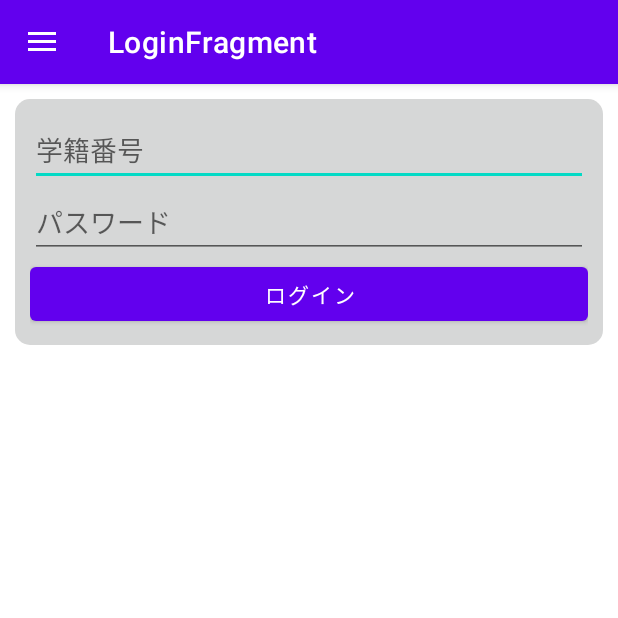
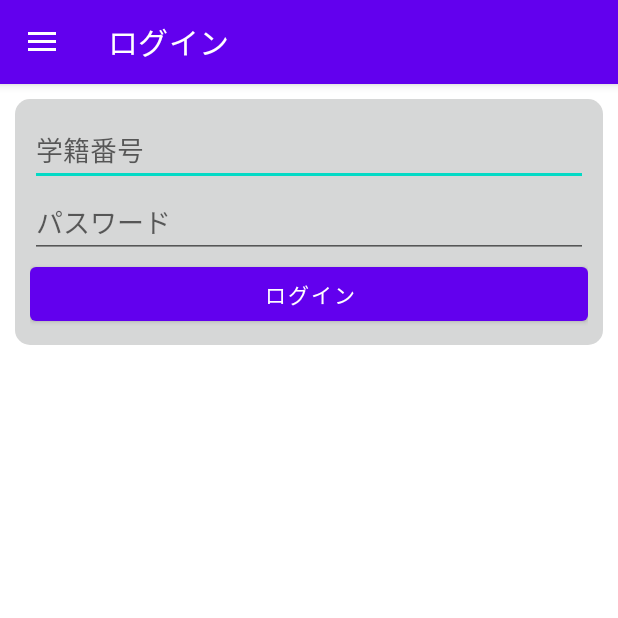
Before and after one commit to kouheisatou/ScombMobile, an Android app: the screen it shows after launch (MainActivity), on a phone screen of 412 x 824 dp, the top half of it. Run offline under Robolectric (Android 15) with nearby library versions, the light colour scheme and no system bars; our stand-ins replace Room's generated code, navigation-ui; libraries missing offline, so code that uses them is left out: eltos.simpledialogfragment, eltos.simpledialogfragment.color.

Commit message:
ADD : coordinate icon and toolbar

```diff
--- a/app/src/main/java/net/iobb/koheinoapp/scombmobile/MainActivity.kt
+++ b/app/src/main/java/net/iobb/koheinoapp/scombmobile/MainActivity.kt
@@ -2,11 +2,9 @@ package net.iobb.koheinoapp.scombmobile
 
 import android.content.Intent
 import android.os.Bundle
-import android.view.Menu
 import android.widget.TextView
 import androidx.activity.viewModels
 import androidx.appcompat.app.AppCompatActivity
-import androidx.core.view.GravityCompat
 import androidx.drawerlayout.widget.DrawerLayout
 import androidx.navigation.findNavController
 import androidx.navigation.ui.AppBarConfiguration
@@ -37,7 +35,7 @@ class MainActivity : AppCompatActivity() {
         val navController = findNavController(R.id.nav_host_fragment_content_main)
         appBarConfiguration = AppBarConfiguration(
             setOf(
-                R.id.nav_home, R.id.nav_gallery, R.id.nav_slideshow, R.id.settingFragment, R.id.loginFragment, R.id.webScombFragment, R.id.taskFragment
+                R.id.nav_home, R.id.nav_settingFragment, R.id.loginFragment, R.id.nav_webScombFragment, R.id.nav_taskFragment
             ), drawerLayout
         )
         setupActionBarWithNavController(navController, appBarConfiguration)
--- /dev/null
+++ b/app/src/main/res/drawable/ic_baseline_insert_drive_file_24.xml
@@ -0,0 +1,5 @@
+<vector android:height="24dp" android:tint="#000000"
+    android:viewportHeight="24" android:viewportWidth="24"
+    android:width="24dp" xmlns:android="http://schemas.android.com/apk/res/android">
+    <path android:fillColor="@android:color/white" android:pathData="M6,2c-1.1,0 -1.99,0.9 -1.99,2L4,20c0,1.1 0.89,2 1.99,2L18,22c1.1,0 2,-0.9 2,-2L20,8l-6,-6L6,2zM13,9L13,3.5L18.5,9L13,9z"/>
+</vector>
--- /dev/null
+++ b/app/src/main/res/drawable/ic_baseline_settings_24.xml
@@ -0,0 +1,5 @@
+<vector android:height="24dp" android:tint="#000000"
+    android:viewportHeight="24" android:viewportWidth="24"
+    android:width="24dp" xmlns:android="http://schemas.android.com/apk/res/android">
+    <path android:fillColor="@android:color/white" android:pathData="M19.14,12.94c0.04,-0.3 0.06,-0.61 0.06,-0.94c0,-0.32 -0.02,-0.64 -0.07,-0.94l2.03,-1.58c0.18,-0.14 0.23,-0.41 0.12,-0.61l-1.92,-3.32c-0.12,-0.22 -0.37,-0.29 -0.59,-0.22l-2.39,0.96c-0.5,-0.38 -1.03,-0.7 -1.62,-0.94L14.4,2.81c-0.04,-0.24 -0.24,-0.41 -0.48,-0.41h-3.84c-0.24,0 -0.43,0.17 -0.47,0.41L9.25,5.35C8.66,5.59 8.12,5.92 7.63,6.29L5.24,5.33c-0.22,-0.08 -0.47,0 -0.59,0.22L2.74,8.87C2.62,9.08 2.66,9.34 2.86,9.48l2.03,1.58C4.84,11.36 4.8,11.69 4.8,12s0.02,0.64 0.07,0.94l-2.03,1.58c-0.18,0.14 -0.23,0.41 -0.12,0.61l1.92,3.32c0.12,0.22 0.37,0.29 0.59,0.22l2.39,-0.96c0.5,0.38 1.03,0.7 1.62,0.94l0.36,2.54c0.05,0.24 0.24,0.41 0.48,0.41h3.84c0.24,0 0.44,-0.17 0.47,-0.41l0.36,-2.54c0.59,-0.24 1.13,-0.56 1.62,-0.94l2.39,0.96c0.22,0.08 0.47,0 0.59,-0.22l1.92,-3.32c0.12,-0.22 0.07,-0.47 -0.12,-0.61L19.14,12.94zM12,15.6c-1.98,0 -3.6,-1.62 -3.6,-3.6s1.62,-3.6 3.6,-3.6s3.6,1.62 3.6,3.6S13.98,15.6 12,15.6z"/>
+</vector>
--- /dev/null
+++ b/app/src/main/res/drawable/ic_baseline_table_chart_24.xml
@@ -0,0 +1,5 @@
+<vector android:height="24dp" android:tint="#000000"
+    android:viewportHeight="24" android:viewportWidth="24"
+    android:width="24dp" xmlns:android="http://schemas.android.com/apk/res/android">
+    <path android:fillColor="@android:color/white" android:pathData="M10,10.02h5L15,21h-5zM17,21h3c1.1,0 2,-0.9 2,-2v-9h-5v11zM20,3L5,3c-1.1,0 -2,0.9 -2,2v3h19L22,5c0,-1.1 -0.9,-2 -2,-2zM3,19c0,1.1 0.9,2 2,2h3L8,10L3,10v9z"/>
+</vector>
--- /dev/null
+++ b/app/src/main/res/drawable/ic_baseline_web_24.xml
@@ -0,0 +1,5 @@
+<vector android:height="24dp" android:tint="#000000"
+    android:viewportHeight="24" android:viewportWidth="24"
+    android:width="24dp" xmlns:android="http://schemas.android.com/apk/res/android">
+    <path android:fillColor="@android:color/white" android:pathData="M20,4L4,4c-1.1,0 -1.99,0.9 -1.99,2L2,18c0,1.1 0.9,2 2,2h16c1.1,0 2,-0.9 2,-2L22,6c0,-1.1 -0.9,-2 -2,-2zM15,18L4,18v-4h11v4zM15,13L4,13L4,9h11v4zM20,18h-4L16,9h4v9z"/>
+</vector>
--- a/app/src/main/res/layout/fragment_class_detail.xml
+++ b/app/src/main/res/layout/fragment_class_detail.xml
@@ -5,7 +5,7 @@
     xmlns:tools="http://schemas.android.com/tools"
     android:layout_width="match_parent"
     android:layout_height="match_parent"
-    tools:context=".ui.classdetail.ClassDetailFragment">
+    tools:context=".ui.webscomb.SinglePageWebScombFragment">
 
     <ProgressBar
         android:id="@+id/progressBar"
--- a/app/src/main/res/menu/activity_main_drawer.xml
+++ b/app/src/main/res/menu/activity_main_drawer.xml
@@ -6,24 +6,19 @@
     <group android:checkableBehavior="single">
         <item
             android:id="@+id/nav_home"
-            android:icon="@drawable/ic_menu_camera"
-            android:title="@string/menu_home" />
+            android:icon="@drawable/ic_baseline_table_chart_24"
+            android:title="時間割" />
         <item
-            android:id="@+id/nav_gallery"
-            android:icon="@drawable/ic_menu_gallery"
-            android:title="@string/menu_gallery" />
-        <item
-            android:id="@+id/taskFragment"
+            android:id="@+id/nav_taskFragment"
+            android:icon="@drawable/ic_baseline_insert_drive_file_24"
             android:title="課題・テスト一覧" />
         <item
-            android:id="@+id/nav_slideshow"
-            android:icon="@drawable/ic_menu_slideshow"
-            android:title="@string/menu_slideshow" />
-        <item
-            android:id="@+id/settingFragment"
+            android:id="@+id/nav_settingFragment"
+            android:icon="@drawable/ic_baseline_settings_24"
             android:title="設定" />
         <item
-            android:id="@+id/webScombFragment"
+            android:id="@+id/nav_webScombFragment"
+            android:icon="@drawable/ic_baseline_web_24"
             android:title="Web版Scomb" />
     </group>
 </menu>
--- a/app/src/main/res/navigation/mobile_navigation.xml
+++ b/app/src/main/res/navigation/mobile_navigation.xml
@@ -8,51 +8,40 @@
     <fragment
         android:id="@+id/nav_home"
         android:name="net.iobb.koheinoapp.scombmobile.ui.home.HomeFragment"
-        android:label="@string/menu_home"
-        tools:layout="@layout/fragment_home" >
+        android:label="時間割"
+        tools:layout="@layout/fragment_home">
         <action
             android:id="@+id/action_nav_home_to_classDetailFragment"
             app:destination="@id/classDetailFragment" />
     </fragment>
 
     <fragment
-        android:id="@+id/nav_gallery"
-        android:name="net.iobb.koheinoapp.scombmobile.ui.gallery.GalleryFragment"
-        android:label="@string/menu_gallery"
-        tools:layout="@layout/fragment_gallery" />
-
-    <fragment
-        android:id="@+id/nav_slideshow"
-        android:name="net.iobb.koheinoapp.scombmobile.ui.slideshow.SlideshowFragment"
-        android:label="@string/menu_slideshow"
-        tools:layout="@layout/fragment_slideshow" />
-    <fragment
         android:id="@+id/loginFragment"
         android:name="net.iobb.koheinoapp.scombmobile.ui.login.LoginFragment"
-        android:label="LoginFragment" />
+        android:label="ログイン" />
     <fragment
-        android:id="@+id/settingFragment"
+        android:id="@+id/nav_settingFragment"
         android:name="net.iobb.koheinoapp.scombmobile.ui.settings.SettingFragment"
-        android:label="fragment_setting"
+        android:label="設定"
         tools:layout="@layout/fragment_setting" />
     <fragment
-        android:id="@+id/webScombFragment"
+        android:id="@+id/nav_webScombFragment"
         android:name="net.iobb.koheinoapp.scombmobile.ui.webscomb.WebScombFragment"
-        android:label="WebScombFragment" />
+        android:label="Web版Scomb" />
     <fragment
         android:id="@+id/classDetailFragment"
-        android:name="net.iobb.koheinoapp.scombmobile.ui.classdetail.ClassDetailFragment"
-        android:label="fragment_class_detail"
-        tools:layout="@layout/fragment_class_detail" >
+        android:name="net.iobb.koheinoapp.scombmobile.ui.webscomb.SinglePageWebScombFragment"
+        android:label=" "
+        tools:layout="@layout/fragment_class_detail">
         <argument
             android:name="url"
             app:argType="string" />
     </fragment>
     <fragment
-        android:id="@+id/taskFragment"
+        android:id="@+id/nav_taskFragment"
         android:name="net.iobb.koheinoapp.scombmobile.ui.task.list.TaskListFragment"
-        android:label="fragment_item_list"
-        tools:layout="@layout/fragment_item_list" >
+        android:label="課題・テスト一覧"
+        tools:layout="@layout/fragment_item_list">
         <action
             android:id="@+id/action_taskFragment_to_classDetailFragment"
             app:destination="@id/classDetailFragment" />
```
Also changed, not shown: app/src/main/java/net/iobb/koheinoapp/scombmobile/ui/gallery/GalleryFragment.kt (deleted, +0 -42 lines), app/src/main/java/net/iobb/koheinoapp/scombmobile/ui/gallery/GalleryViewModel.kt (deleted, +0 -13 lines), app/src/main/java/net/iobb/koheinoapp/scombmobile/ui/slideshow/SlideshowFragment.kt (deleted, +0 -42 lines), app/src/main/java/net/iobb/koheinoapp/scombmobile/ui/slideshow/SlideshowViewModel.kt (deleted, +0 -13 lines), app/src/main/java/net/iobb/koheinoapp/scombmobile/ui/webscomb/SinglePageWebScombFragment.kt (renamed from app/src/main/java/net/iobb/koheinoapp/scombmobile/ui/classdetail/ClassDetailFragment.kt, +12 -7 lines), app/src/main/java/net/iobb/koheinoapp/scombmobile/ui/webscomb/SinglePageWebScombViewModel.kt (renamed from app/src/main/java/net/iobb/koheinoapp/scombmobile/ui/classdetail/ClassDetailViewModel.kt, +3 -6 lines), app/src/main/res/layout/fragment_gallery.xml (deleted, +0 -22 lines), app/src/main/res/layout/fragment_slideshow.xml (deleted, +0 -22 lines).
